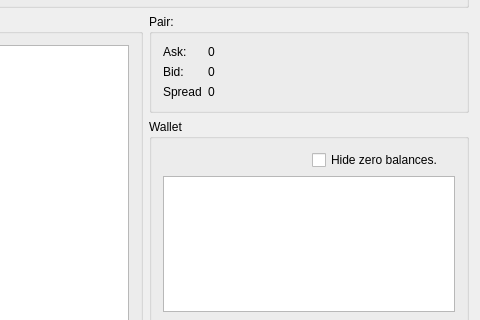
chiterelk/BotLivecoin, file mainwindow.ui: the form before one commit; both pictures show x 188 to 668 and y 171 to 491 of the 668 by 717 pixel window.
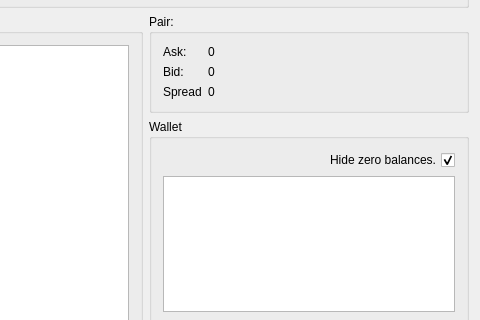
The form after the commit.

What changed in the file:
```diff
--- a/mainwindow.ui
+++ b/mainwindow.ui
@@ -252,9 +252,15 @@
        </item>
        <item row="0" column="1">
         <widget class="QCheckBox" name="hideZeroBalances">
+         <property name="layoutDirection">
+          <enum>Qt::RightToLeft</enum>
+         </property>
          <property name="text">
           <string>Hide zero balances.</string>
          </property>
+         <property name="checked">
+          <bool>true</bool>
+         </property>
         </widget>
        </item>
       </layout>
```
